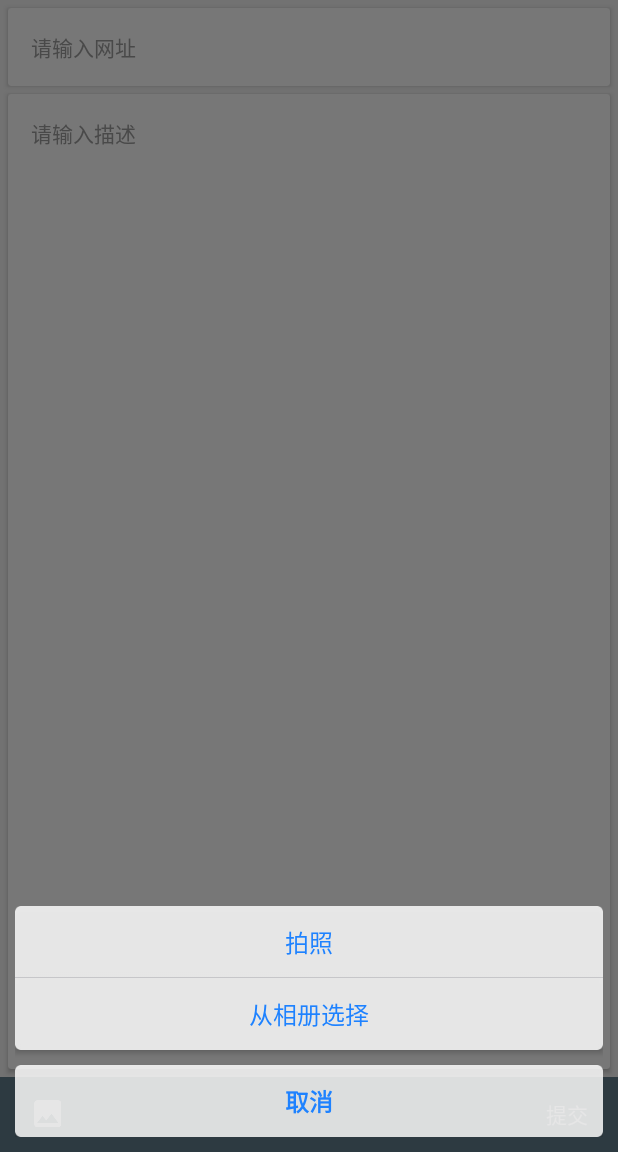
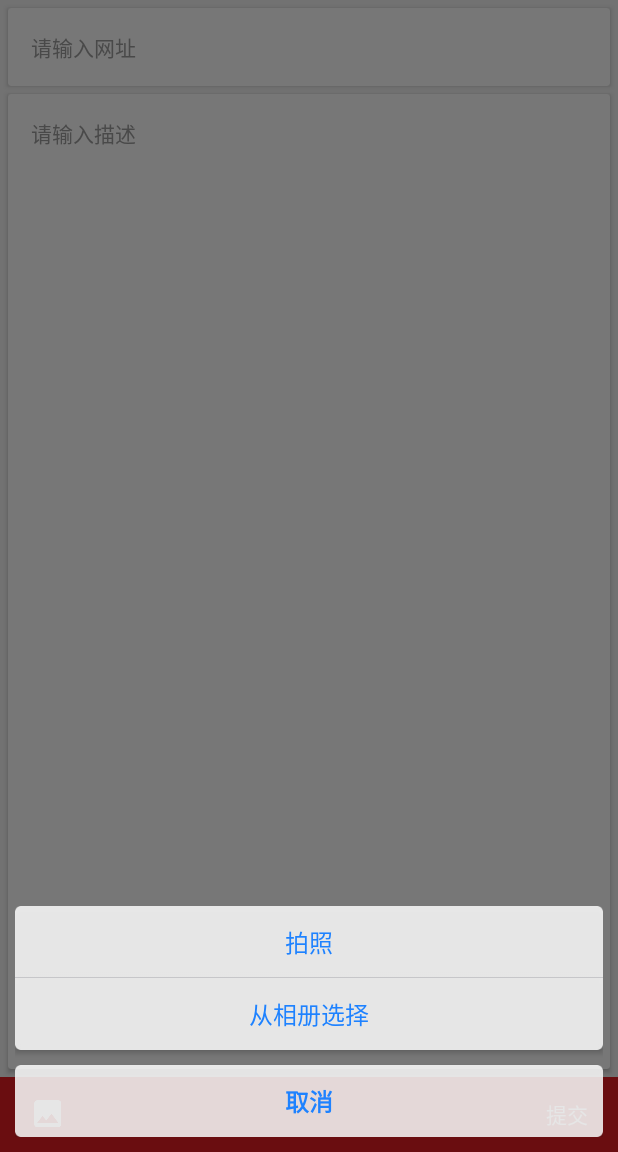
Before and after one commit to sunfusheng/Bingo, an Android app: the EditNewBingoActivity screen opened directly, with no data from a screen before it, after a tap on an icon or button, on a phone screen of 412 x 824 dp, the part 84-1236 px from its top. Run offline under Robolectric (Android 15) with nearby library versions, the phone set to English and light mode, and no system bars; our stand-ins replace ButterKnife, CircleImageView; libraries missing offline, so code that uses them is left out: com.apkfuns.logutils, com.readystatesoftware.systembartint, de.devland.esperandro; 4 statements that could not run were skipped.

Commit message:
增加设置主题功能，改问题

```diff
--- a/app/src/main/java/com/sun/bingo/ui/activity/BingoDetailActivity.java
+++ b/app/src/main/java/com/sun/bingo/ui/activity/BingoDetailActivity.java
@@ -47,7 +47,7 @@ public class BingoDetailActivity extends BaseActivity {
     private void initData() {
         bingoEntity = (BingoEntity) getIntent().getSerializableExtra("entity");
         if (bingoEntity == null) {
-            TipDialog.showToastDialog("该作者提交的Bingo有问题");
+            TipDialog.showToastDialog(this, "该作者提交的Bingo有问题");
         }
     }
 
--- a/app/src/main/java/com/sun/bingo/ui/activity/MainActivity.java
+++ b/app/src/main/java/com/sun/bingo/ui/activity/MainActivity.java
@@ -1,5 +1,6 @@
 package com.sun.bingo.ui.activity;
 
+import android.annotation.SuppressLint;
 import android.content.Intent;
 import android.os.Bundle;
 import android.support.design.widget.AppBarLayout;
@@ -27,6 +28,7 @@ import com.sun.bingo.ui.fragment.MyBingoFragment;
 import com.sun.bingo.ui.fragment.SquareBingoFragment;
 import com.sun.bingo.util.UserEntityUtil;
 import com.sun.bingo.util.theme.ColorChooserDialog;
+import com.sun.bingo.util.theme.Selector;
 
 import java.util.ArrayList;
 import java.util.List;
@@ -77,12 +79,14 @@ public class MainActivity extends BaseActivity implements ColorChooserDialog.Cal
         }
     }
 
+    @SuppressLint("NewApi")
     private void initView() {
         initToolBar(toolbar, false, R.string.app_name);
         ActionBarDrawerToggle drawerToggle = new ActionBarDrawerToggle(this, mainDrawerLayout, toolbar, 0, 0);
         drawerToggle.syncState();
         initTabLayout();
 
+        floatingActionButton.setBackground(Selector.createOvalShapeSelector(getColorPrimary()));
         civUserAvatar = (CircularImageView) mainNavigationLayout.findViewById(R.id.civ_user_avatar);
         tvNickName = (TextView) mainNavigationLayout.findViewById(R.id.tv_nick_name);
         tvUserSign = (TextView) mainNavigationLayout.findViewById(R.id.tv_user_sign);
@@ -90,7 +94,6 @@ public class MainActivity extends BaseActivity implements ColorChooserDialog.Cal
         UserEntityUtil.setUserAvatarView(civUserAvatar, userEntity.getUserAvatar());
         UserEntityUtil.setTextViewData(tvNickName, userEntity.getNickName());
         UserEntityUtil.setTextViewData(tvUserSign, userEntity.getUserSign());
-
 
     }
 
--- /dev/null
+++ b/app/src/main/java/com/sun/bingo/util/theme/Selector.java
@@ -0,0 +1,42 @@
+package com.sun.bingo.util.theme;
+
+import android.graphics.Color;
+import android.graphics.drawable.Drawable;
+import android.graphics.drawable.ShapeDrawable;
+import android.graphics.drawable.StateListDrawable;
+import android.graphics.drawable.shapes.OvalShape;
+import android.graphics.drawable.shapes.RectShape;
+import android.graphics.drawable.shapes.Shape;
+
+/**
+ * Created by sunfusheng on 15/8/10.
+ */
+public class Selector {
+
+    public static int shiftColor(int color) {
+        float[] hsv = new float[3];
+        Color.colorToHSV(color, hsv);
+        hsv[2] *= 0.9f;
+        return Color.HSVToColor(hsv);
+    }
+
+    public static Drawable createSelector(int color, Shape shape) {
+        ShapeDrawable coloredCircle = new ShapeDrawable(shape);
+        coloredCircle.getPaint().setColor(color);
+        ShapeDrawable darkerCircle = new ShapeDrawable(shape);
+        darkerCircle.getPaint().setColor(shiftColor(color));
+
+        StateListDrawable stateListDrawable = new StateListDrawable();
+        stateListDrawable.addState(new int[]{-android.R.attr.state_pressed}, coloredCircle);
+        stateListDrawable.addState(new int[]{android.R.attr.state_pressed}, darkerCircle);
+        return stateListDrawable;
+    }
+
+    public static Drawable createOvalShapeSelector(int color) {
+        return createSelector(color, new OvalShape());
+    }
+
+    public static Drawable createRectShapeSelector(int color) {
+        return createSelector(color, new RectShape());
+    }
+}
```
Also changed, not shown: app/src/main/java/com/sun/bingo/framework/dialog/TipDialog.java (+4 -5 lines), app/src/main/java/com/sun/bingo/ui/activity/EditNewBingoActivity.java (+10 -6 lines), app/src/main/java/com/sun/bingo/util/theme/ColorChooserDialog.java (+3 -26 lines), app/src/main/res/layout/drawer_content_layout.xml (+4 -4 lines).
